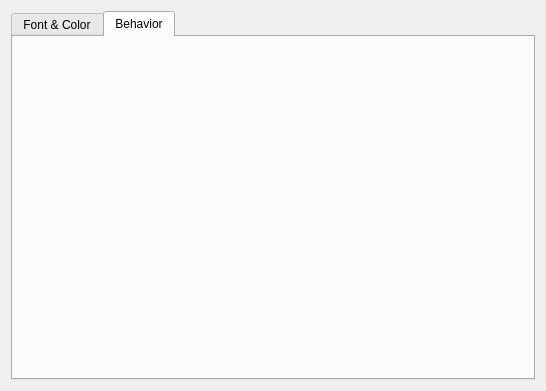
Before: the Qt Designer form src/plugins/ncl-textual-view/ui/TextualPluginPreferencesWidget.ui in TeleMidia/nclcomposer, drawn with Qt 5.
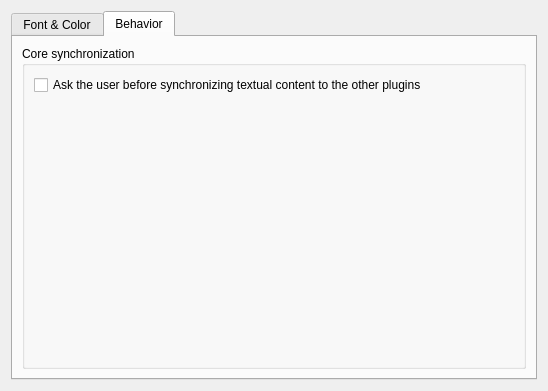
After: the same form once the commit is applied. The open tabs and pages were chosen to show the change.

Commit message:
[core] Move IPreferencesPage to core
* src/core/CMakeLists.txt: Likewise.
* src/gui/src/IPreferencesPage.h -> src/core/src/extensions/IPreferencesPage.h:
  Renamed.
* src/gui/CMakeLists.txt: Likewise.
* src/gui/src/GeneralPreferences.h: Likewise.
* src/gui/src/PreferencesDialog.h: Likewise.
* src/gui/src/RunGingaConfig.h: Likewise.
* src/plugins/ncl-textual-view/ui/TextualPluginPreferencesWidget.ui: Likewise.

The edit to the form file:
```diff
--- a/src/plugins/ncl-textual-view/ui/TextualPluginPreferencesWidget.ui
+++ b/src/plugins/ncl-textual-view/ui/TextualPluginPreferencesWidget.ui
@@ -6,7 +6,7 @@
    <rect>
     <x>0</x>
     <y>0</y>
-    <width>546</width>
+    <width>548</width>
     <height>391</height>
    </rect>
   </property>
@@ -142,6 +142,37 @@
       <attribute name="title">
        <string>Behavior</string>
       </attribute>
+      <layout class="QVBoxLayout" name="verticalLayout">
+       <item>
+        <widget class="QGroupBox" name="groupBox_2">
+         <property name="title">
+          <string>Core synchronization</string>
+         </property>
+         <layout class="QVBoxLayout" name="verticalLayout_2">
+          <item>
+           <widget class="QCheckBox" name="checkBox">
+            <property name="text">
+             <string>Ask the user before synchronizing textual content to the other plugins</string>
+            </property>
+           </widget>
+          </item>
+          <item>
+           <spacer name="verticalSpacer">
+            <property name="orientation">
+             <enum>Qt::Vertical</enum>
+            </property>
+            <property name="sizeHint" stdset="0">
+             <size>
+              <width>20</width>
+              <height>40</height>
+             </size>
+            </property>
+           </spacer>
+          </item>
+         </layout>
+        </widget>
+       </item>
+      </layout>
      </widget>
     </widget>
    </item>
```
Left out of the diff: 2 changed lines with no effect on the pictures. The commit also changes 6 other files.
